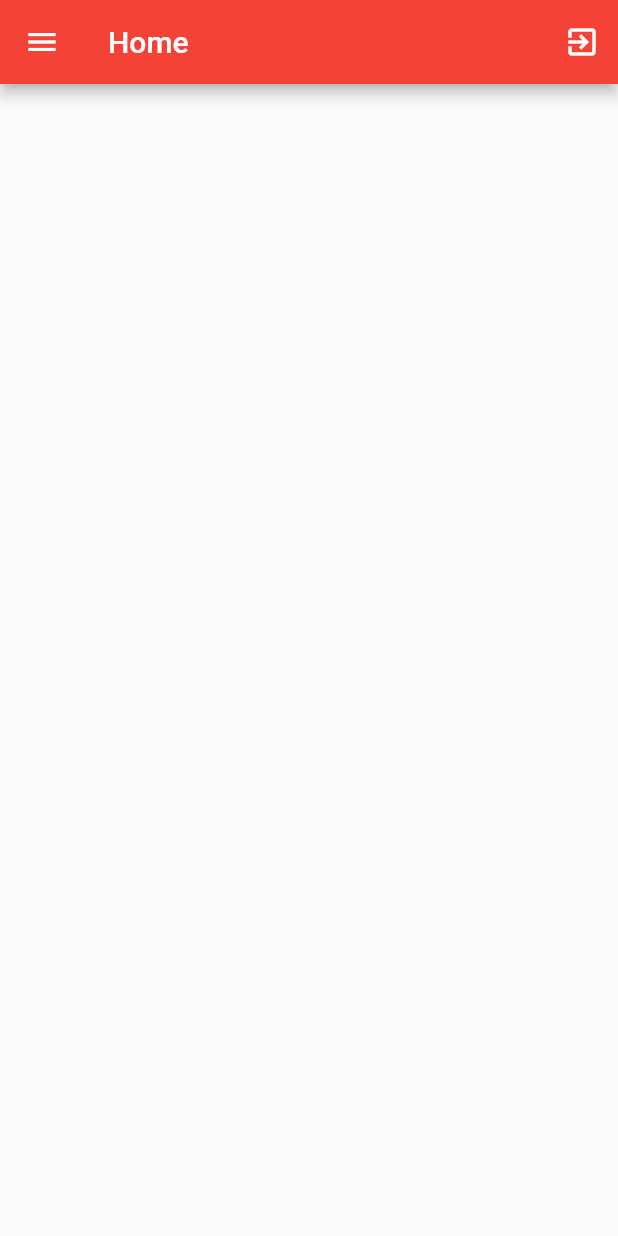
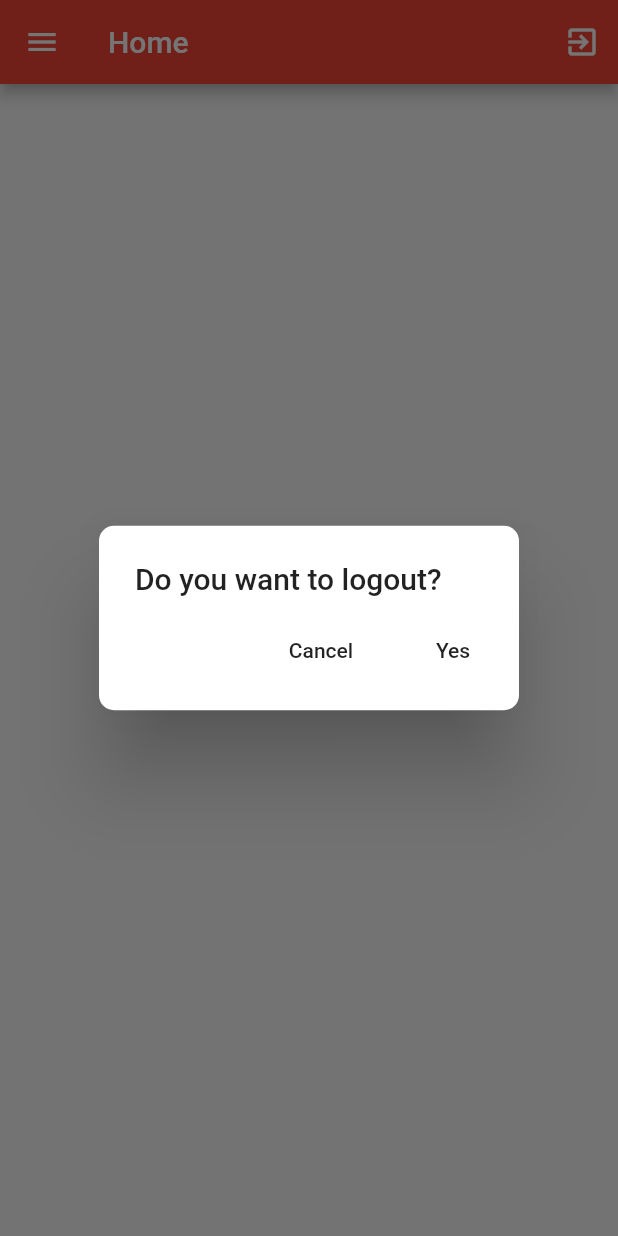
Before and after one commit to sad1996/flutter_authentication_test, a Flutter app: the HomePage screen opened directly, after a tap on the "exit to app" icon, on a phone screen of 412 x 824 dp. Run offline on Flutter 3.47's test engine with Material 2 defaults, Android fonts, the phone set to English and light mode, and no system bars; our stand-ins replace shared_preferences; accounts and stored records are empty.

Commit message:
Logout Dialog Added

```diff
--- a/lib/home_page.dart
+++ b/lib/home_page.dart
@@ -1,5 +1,7 @@
 import 'package:flutter/material.dart';
 import 'package:shared_preferences/shared_preferences.dart';
+
+import 'login_page.dart';
 
 class HomePage extends StatefulWidget {
   @override
@@ -19,8 +21,39 @@ class _HomePageState extends State<HomePage> {
               color: Colors.white,
             ),
             onPressed: () async {
-              SharedPreferences _pref = await SharedPreferences.getInstance();
-              _pref.clear();
+              showDialog(
+                  context: context,
+                  barrierDismissible: true,
+                  builder: (dialogContext) {
+                    return SimpleDialog(
+                      title: Text('Do you want to logout?'),
+                      shape: RoundedRectangleBorder(borderRadius: BorderRadius.circular(10)),
+                      children: <Widget>[
+                        Row(
+                          mainAxisAlignment: MainAxisAlignment.end,
+                          children: <Widget>[
+                            FlatButton(
+                              child: Text('Cancel'),
+                              onPressed: () {
+                                Navigator.pop(dialogContext);
+                              },
+                            ),
+                            FlatButton(
+                              child: Text('Yes'),
+                              onPressed: () async {
+                                Navigator.pop(dialogContext);
+                                SharedPreferences _pref =
+                                    await SharedPreferences.getInstance();
+                                _pref.clear();
+                                Navigator.pushReplacement(
+                                    context, MaterialPageRoute(builder: (context) => LoginPage()));
+                              },
+                            )
+                          ],
+                        )
+                      ],
+                    );
+                  });
             },
           )
         ],
--- a/lib/login_page.dart
+++ b/lib/login_page.dart
@@ -246,7 +246,7 @@ class _LoginPageState extends State<LoginPage> {
           print(response.body);
           SharedPreferences _pref = await SharedPreferences.getInstance();
           _pref.setBool('isLoggedIn', true);
-          Navigator.push(
+          Navigator.pushReplacement(
               context, MaterialPageRoute(builder: (context) => HomePage()));
         } else {
           print(response.body);
```
